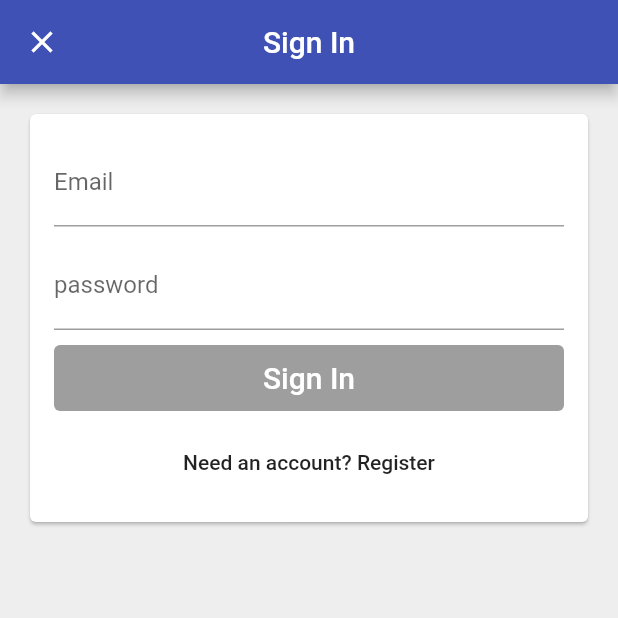
After one commit to Mohamed-Issa/time_tracker, a Flutter app: the screen it shows after launch, after a tap on "Sign in with email", on a phone screen of 412 x 824 dp, the top half of it. The commit adds this screen. Run offline on Flutter 3.47's test engine with Material 2 defaults, Android fonts, the phone set to English and light mode, and no system bars; our stand-ins replace firebase_auth, firebase_core, google_sign_in; missing offline and left inert: flutter_facebook_login; accounts and stored records are empty.

Commit message:
second commit

```diff
--- /dev/null
+++ b/lib/app/signIn/email_ sign_in_page.dart
@@ -0,0 +1,30 @@
+import 'package:flutter/material.dart';
+import 'package:time_tracker_flutter_course/app/signIn/email_sign_in_form.dart';
+import 'package:time_tracker_flutter_course/services/auth.dart';
+
+class EmailSignInPage extends StatelessWidget {
+  EmailSignInPage({@required this.auth});
+
+  final AuthBase auth;
+
+  @override
+  Widget build(BuildContext context) {
+    return Scaffold(
+      appBar: AppBar(
+        title: Text('Sign In'),
+        centerTitle: true,
+      ),
+      body: SingleChildScrollView(
+        child: Padding(
+          padding: const EdgeInsets.all(16),
+          child: Card(
+            child: EmailSignInForm(
+              auth: auth,
+            ),
+          ),
+        ),
+      ),
+      backgroundColor: Colors.grey[200],
+    );
+  }
+}
--- /dev/null
+++ b/lib/app/signIn/email_sign_in_form.dart
@@ -0,0 +1,168 @@
+import 'dart:io';
+
+import 'package:flutter/cupertino.dart';
+import 'package:flutter/material.dart';
+import 'package:time_tracker_flutter_course/app/signIn/validator.dart';
+import 'package:time_tracker_flutter_course/services/auth.dart';
+import 'package:time_tracker_flutter_course/widgets/form_submit_button.dart';
+import 'package:time_tracker_flutter_course/widgets/platform_alert_dialog.dart';
+
+enum EmailSignInFormType { signIn, register }
+
+class EmailSignInForm extends StatefulWidget with EmailAndPasswordValidator {
+  EmailSignInForm({@required this.auth});
+
+  final AuthBase auth;
+
+  @override
+  _EmailSignInFormState createState() => _EmailSignInFormState();
+}
+
+class _EmailSignInFormState extends State<EmailSignInForm> {
+  final _emailController = TextEditingController();
+
+  final _passwordController = TextEditingController();
+
+  final _emailFocusNode = FocusNode();
+  final _passwordFocusNode = FocusNode();
+
+  EmailSignInFormType _formType = EmailSignInFormType.signIn;
+
+  String get _email => _emailController.text;
+
+  String get _password => _passwordController.text;
+
+  void _toggleFormType() {
+    setState(() {
+      _submitted = false;
+      _formType = _formType == EmailSignInFormType.signIn
+          ? EmailSignInFormType.register
+          : EmailSignInFormType.signIn;
+    });
+    _emailController.clear();
+    _passwordController.clear();
+  }
+
+  bool _submitted = false;
+  bool _isLoading = false;
+
+  void _submit() async {
+    setState(() {
+      _submitted = true;
+      _isLoading = true;
+    });
+    try {
+      if (_formType == EmailSignInFormType.signIn) {
+        await widget.auth.singInWithEmailAndPassword(_email, _password);
+      } else {
+        await widget.auth.createUserWithEmailAndPassword(_email, _password);
+      }
+      Navigator.of(context).pop();
+    } catch (e) {
+      PlatformAlertDialog(
+        title: 'Sign in Failed',
+        content: e.toString(),
+        defaultActionText: 'OK',
+      ).show(context);
+    } finally {
+      setState(() {
+        _isLoading = true;
+      });
+    }
+  }
+
+  void _emailEditingComplete() {
+    final newFocus = widget.emailValidator.isValid(_email)
+        ? _passwordFocusNode
+        : _emailFocusNode;
+    FocusScope.of(context).requestFocus(newFocus);
+  }
+
+  List<Widget> _buildChildren() {
+    final primaryText = _formType == EmailSignInFormType.signIn
+        ? 'Sign In'
+        : 'Create an Account';
+    final secondaryText = _formType == EmailSignInFormType.signIn
+        ? 'Need an account? Register'
+        : 'Have an account? Sign in';
+    bool submitEnable = widget.emailValidator.isValid(_email) &&
+        widget.passwordValidator.isValid(_password) &&
+        !_isLoading;
+    // _email.isNotEmpty && _password.isNotEmpty;
+
+    return [
+      _buildEmailTextField(),
+      SizedBox(
+        height: 10,
+      ),
+      _buildPasswordTextField(),
+      SizedBox(
+        height: 10,
+      ),
+      FormSubmitButton(
+        onPressed: submitEnable ? _submit : null,
+        text: primaryText,
+      ),
+      SizedBox(
+        height: 10,
+      ),
+      FlatButton(
+        onPressed: !_isLoading ? _toggleFormType : null,
+        child: Text(secondaryText),
+      )
+    ];
+  }
+
+  TextField _buildPasswordTextField() {
+    bool showErrorText =
+        _submitted && !widget.passwordValidator.isValid(_password);
+    return TextField(
+      focusNode: _passwordFocusNode,
+      controller: _passwordController,
+      decoration: InputDecoration(
+        labelText: 'password',
+        errorText: showErrorText ? widget.inValidPasswordErrorText : null,
+        enabled: _isLoading == false,
+      ),
+      obscureText: true,
+      textInputAction: TextInputAction.done,
+      onEditingComplete: _submit,
+      onChanged: (password) => _updateState(),
+    );
+  }
+
+  TextField _buildEmailTextField() {
+    bool showErrorText = _submitted && !widget.emailValidator.isValid(_email);
+    return TextField(
+      focusNode: _emailFocusNode,
+      controller: _emailController,
+      decoration: InputDecoration(
+        labelText: 'Email',
+        hintText: 'test@test.com',
+        errorText: showErrorText ? widget.inValidEmailErrorText : null,
+        enabled: _isLoading == false,
+      ),
+      autocorrect: false,
+      keyboardType: TextInputType.emailAddress,
+      textInputAction: TextInputAction.next,
+      onEditingComplete: _emailEditingComplete,
+      onChanged: (email) => _updateState(),
+    );
+  }
+
+  @override
+  Widget build(BuildContext context) {
+    return Padding(
+      padding: EdgeInsets.all(16.0),
+      child: Column(
+        crossAxisAlignment: CrossAxisAlignment.stretch,
+        mainAxisSize: MainAxisSize.min,
+        children: _buildChildren(),
+      ),
+    );
+  }
+
+  void _updateState() {
+    setState(() {});
+  }
+}
--- /dev/null
+++ b/lib/app/signIn/validator.dart
@@ -0,0 +1,17 @@
+abstract class StringValidator {
+  bool isValid(String value);
+}
+
+class NonEmptyStringValidator implements StringValidator {
+  @override
+  bool isValid(String value) {
+    return value.isNotEmpty;
+  }
+}
+
+class EmailAndPasswordValidator {
+  final emailValidator = NonEmptyStringValidator();
+  final passwordValidator = NonEmptyStringValidator();
+  final inValidEmailErrorText = 'Email can\'t be empty';
+  final inValidPasswordErrorText = 'password can\'t be empty';
+}
--- /dev/null
+++ b/lib/widgets/form_submit_button.dart
@@ -0,0 +1,19 @@
+import 'package:flutter/material.dart';
+import 'package:time_tracker_flutter_course/widgets/custom_raised_button.dart';
+
+class FormSubmitButton extends CustomRaisedButton {
+  FormSubmitButton({@required String text, VoidCallback onPressed})
+      : super(
+          child: Text(
+            text,
+            style: TextStyle(
+              color: Colors.white,
+              fontSize: 20.0,
+            ),
+          ),
+          height: 44.0,
+          color: Colors.indigo,
+          borderRadius: 4,
+          onPressed: onPressed,
+        );
+}
--- /dev/null
+++ b/lib/widgets/platform_alert_dialog.dart
@@ -0,0 +1,90 @@
+import 'dart:io';
+
+import 'package:flutter/material.dart';
+import 'package:flutter/cupertino.dart';
+import 'package:flutter/src/widgets/framework.dart';
+import 'package:time_tracker_flutter_course/widgets/platform_widget.dart';
+
+class PlatformAlertDialog extends PlatFormWidget {
+  final String title;
+  final String content;
+  final String cancelActiontext;
+  final String defaultActionText;
+
+  PlatformAlertDialog({
+    @required this.title,
+    @required this.content,
+    this.cancelActiontext,
+    @required this.defaultActionText,
+  })  : assert(title != null),
+        assert(content != null),
+        assert(defaultActionText != null);
+
+  Future<bool> show(BuildContext context) async {
+    return Platform.isIOS
+        ? await showCupertinoDialog<bool>(
+            context: context,
+            builder: (content) => this,
+          )
+        : await showDialog<bool>(
+            context: context,
+            barrierDismissible: true,
+            builder: (context) => this,
+          );
+  }
+
+  @override
+  Widget buildCupertinoWidget(BuildContext context) {
+    return CupertinoAlertDialog(
+      title: Text(title),
+      content: Text(content),
+      actions: _buildActions(context),
+    );
+  }
+
+  @override
+  Widget buildMaterialWidget(BuildContext context) {
+    return AlertDialog(
+      title: Text(title),
+      content: Text(content),
+      actions: _buildActions(context),
+    );
+  }
+
+  List<Widget> _buildActions(BuildContext context) {
+    final actions = <Widget>[];
+    if (cancelActiontext != null) {
+      actions.add(
+        PlatformAlertDialogAction(
+            onPressed: () => Navigator.of(context).pop(false),
+            child: Text(cancelActiontext)),
+      );
+    }
+    actions.add(
+      PlatformAlertDialogAction(
+          onPressed: () => Navigator.of(context).pop(true),
+          child: Text(defaultActionText)),
+    );
+    return actions;
+  }
+}
+
+class PlatformAlertDialogAction extends PlatFormWidget {
+  final Widget child;
+  final VoidCallback onPressed;
+
+  PlatformAlertDialogAction({this.child, this.onPressed});
+
+  @override
+  Widget buildCupertinoWidget(BuildContext context) {
+    return CupertinoDialogAction(
+      child: child,
+      onPressed: onPressed,
+    );
+  }
+
+  @override
+  Widget buildMaterialWidget(BuildContext context) {
+    return FlatButton(onPressed: onPressed, child: child);
+  }
+}
--- a/pubspec.yaml
+++ b/pubspec.yaml
@@ -30,6 +30,8 @@ dependencies:
   cupertino_icons: ^0.1.3
   firebase_auth: ^0.18.1+2
   firebase_core: ^0.5.0+1
+  google_sign_in: ^4.5.4
+  flutter_facebook_login: ^3.0.0
 
 dev_dependencies:
   flutter_test:
```
Also changed, not shown: lib/app/home_page.dart (+16 -7 lines), lib/app/landing_screen.dart (+5 -35 lines), lib/app/signIn/sign_in_screen.dart (+33 -11 lines), lib/services/auth.dart (+69 -1 lines), lib/widgets/platform_widget.dart (added, +18 -0 lines), pubspec.lock, 3 other files.
